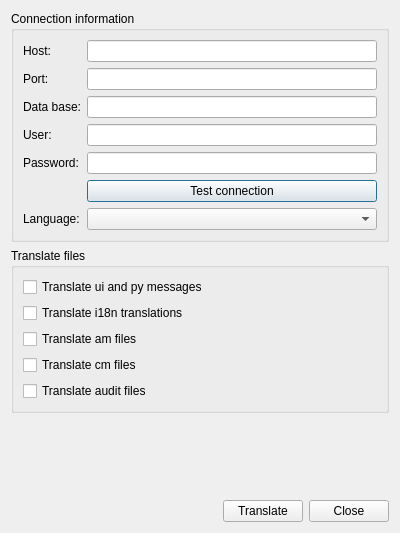
Before: the Qt Designer form core/ui/admin/admin_translation.ui in Giswater/giswater_qgis_plugin, drawn with Qt 5.
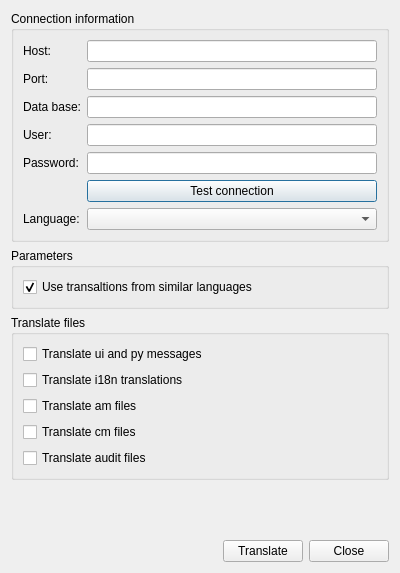
After: the same form once the commit is applied.

Commit message: feat(i18n): Be able to use translations from realtive languages

What changed in the file:
```diff
--- a/core/ui/admin/admin_translation.ui
+++ b/core/ui/admin/admin_translation.ui
@@ -7,7 +7,7 @@
     <x>0</x>
     <y>0</y>
     <width>400</width>
-    <height>533</height>
+    <height>573</height>
    </rect>
   </property>
   <property name="windowTitle">
@@ -97,6 +97,25 @@
      </layout>
     </widget>
    </item>
+   <item>
+    <widget class="QGroupBox" name="groupBox_3">
+     <property name="title">
+      <string>Parameters</string>
+     </property>
+     <layout class="QVBoxLayout" name="verticalLayout_2">
+      <item>
+       <widget class="QCheckBox" name="chk_relative_langs">
+        <property name="text">
+         <string>Use transaltions from similar languages</string>
+        </property>
+        <property name="checked">
+         <bool>true</bool>
+        </property>
+       </widget>
+      </item>
+     </layout>
+    </widget>
+   </item>
    <item>
     <widget class="QGroupBox" name="groupBox_2">
      <property name="title">
```
The commit also changes 1 other file.
